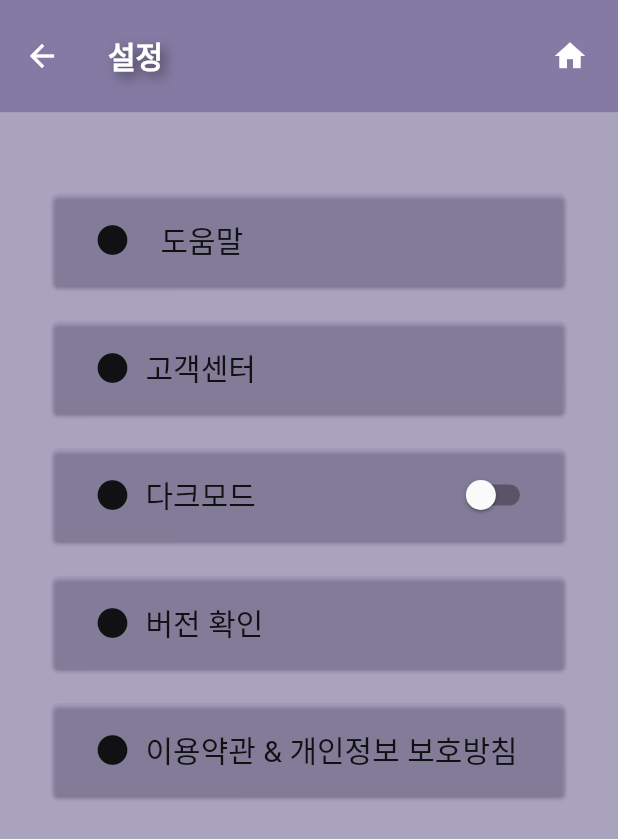
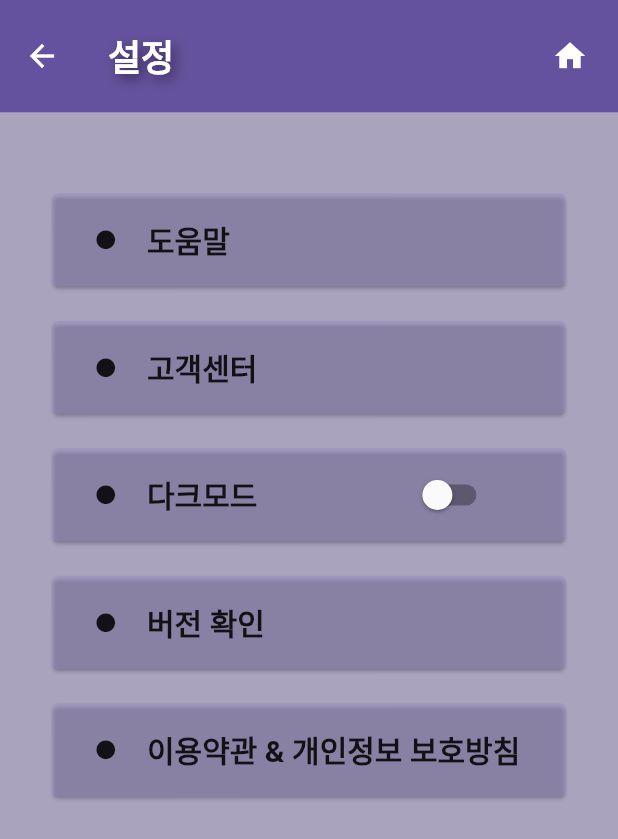
Before and after one commit to Team3Joe/smart_fitness_partner, a Flutter app: the Setting screen opened by its route, on a phone screen of 412 x 824 dp. Shown: the top 839 px of the screen. Run offline on Flutter 3.47's test engine with Material 2 defaults, Android fonts, the phone set to English and light mode, and no system bars; our stand-ins replace card_loading, chat_bubbles, easy_splash_screen, fl_chart, get, google_maps_flutter and 3 more; missing offline and left inert: animated_card, favorite_button, reveal_card; accounts and stored records are empty; network calls fail.

Commit message:
0617 디자인 1차 수정(설정,스플래쉬)

```diff
--- a/korean_fitness/lib/Setting/setting.dart
+++ b/korean_fitness/lib/Setting/setting.dart
@@ -30,6 +30,7 @@ class _SettingState extends State<Setting> {
           '설정',
           style: TextStyle(
                 fontWeight: FontWeight.w600,
+                fontSize: 24,
                 shadows: [
                   Shadow(
                     color: Colors.black.withOpacity(0.5),
@@ -39,7 +40,7 @@ class _SettingState extends State<Setting> {
                 ]
               ),
         ),
-        backgroundColor: Color.fromARGB(166, 69, 53, 116),
+        backgroundColor: Color.fromARGB(198, 58, 34, 131),
         toolbarHeight: 75,
         actions: [
           Row(
@@ -76,7 +77,7 @@ class _SettingState extends State<Setting> {
                     width: 350,
                     height: 70,
                     child: Card(
-                      color: Color.fromARGB(60, 159, 145, 203),
+                      color: Color.fromARGB(100, 158, 145, 203),
                       child: Padding(
                         padding: const EdgeInsets.all(8.0),
                         child: Row(
@@ -86,7 +87,8 @@ class _SettingState extends State<Setting> {
                             ),
                             Icon(
                               Icons.circle,
-                              // color: Colors.white,
+                              size: 15,
+                              // color: Color.fromARGB(186, 30, 22, 56),
                             ),
                             SizedBox(
                               width: 20,
@@ -95,6 +97,8 @@ class _SettingState extends State<Setting> {
                               '도움말',
                               style: TextStyle(
                                 fontSize: 20,
+                                fontWeight: FontWeight.w600,
+                                //color: Color.fromARGB(174, 17, 1, 65),
                                 // color: Colors.white,
                               ),
                             ),
@@ -115,7 +119,7 @@ class _SettingState extends State<Setting> {
                     width: 350,
                     height: 70,
                     child: Card(
-                      color: Color.fromARGB(60, 159, 145, 203),
+                      color: Color.fromARGB(100, 158, 145, 203),
                       child: Padding(
                         padding: const EdgeInsets.all(8.0),
                         child: Row(
@@ -125,15 +129,18 @@ class _SettingState extends State<Setting> {
                             ),
                             Icon(
                               Icons.circle,
-                              // color: Colors.white,
+                              size: 15,
+                              //color: Color.fromARGB(186, 30, 22, 56),
                             ),
                             SizedBox(
-                              width: 10,
+                              width: 20,
                             ),
                             Text(
                               '고객센터',
                               style: TextStyle(
                                 fontSize: 20,
+                                fontWeight: FontWeight.w600,
+                                //color: Color.fromARGB(174, 17, 1, 65),
                                 // color: Colors.white,
                               ),
                             ),
@@ -150,7 +157,7 @@ class _SettingState extends State<Setting> {
                   width: 350,
                   height: 70,
                   child: Card(
-                    color: Color.fromARGB(60, 159, 145, 203),
+                    color: Color.fromARGB(100, 158, 145, 203),
                     child: Padding(
                       padding: const EdgeInsets.all(8.0),
                       child: Row(
@@ -160,20 +167,23 @@ class _SettingState extends State<Setting> {
                           ),
                           const Icon(
                             Icons.circle,
-                            // color: Colors.white,
+                            size: 15,
+                            //color: Color.fromARGB(186, 30, 22, 56),
                           ),
                           const SizedBox(
-                            width: 10,
+                            width: 20,
                           ),
                           const Text(
                             '다크모드',
                             style: TextStyle(
                               fontSize: 20,
+                              fontWeight: FontWeight.w600,
+                              //color: Color.fromARGB(174, 17, 1, 65),
                               // color: Colors.white,
                             ),
                           ),
                           const SizedBox(
-                            width: 130,
+                            width: 100,
                           ),
                           Switch(
                             value: darkModeSwitch,
@@ -206,7 +216,7 @@ class _SettingState extends State<Setting> {
                     width: 350,
                     height: 70,
                     child: Card(
-                      color: Color.fromARGB(60, 159, 145, 203),
+                      color: Color.fromARGB(100, 158, 145, 203),
                       child: Padding(
                         padding: const EdgeInsets.all(8.0),
                         child: Row(
@@ -216,15 +226,18 @@ class _SettingState extends State<Setting> {
                             ),
                             Icon(
                               Icons.circle,
-                              // color: Colors.white,
+                              size: 15,
+                              //color: Color.fromARGB(186, 30, 22, 56),
                             ),
                             SizedBox(
-                              width: 10,
+                              width: 20,
                             ),
                             Text(
                               '버전 확인',
                               style: TextStyle(
                                 fontSize: 20,
+                                fontWeight: FontWeight.w600,
+                                //color: Color.fromARGB(174, 17, 1, 65),
                                 // color: Colors.white,
                               ),
                             ),
@@ -245,7 +258,7 @@ class _SettingState extends State<Setting> {
                     width: 350,
                     height: 70,
                     child: Card(
-                      color: Color.fromARGB(60, 159, 145, 203),
+                      color: Color.fromARGB(100, 158, 145, 203),
                       child: Padding(
                         padding: const EdgeInsets.all(8.0),
                         child: Row(
@@ -255,15 +268,18 @@ class _SettingState extends State<Setting> {
                             ),
                             Icon(
                               Icons.circle,
-                              // color: Colors.white,
+                              size: 15,
+                              //color: Color.fromARGB(186, 30, 22, 56),
                             ),
                             SizedBox(
-                              width: 10,
+                              width: 20,
                             ),
                             Text(
                               '이용약관 & 개인정보 보호방침',
                               style: TextStyle(
                                 fontSize: 20,
+                                fontWeight: FontWeight.w600,
+                                //color: Color.fromARGB(195, 27, 18, 52),
                                 // color: Colors.white,
                               ),
                             ),
```
Also changed, not shown: korean_fitness/lib/Main/splashscreen.dart (+9 -2 lines), korean_fitness/lib/Setting/customer_service.dart (+16 -2 lines), korean_fitness/lib/Setting/help.dart (+16 -2 lines), korean_fitness/lib/Setting/privacy_policy.dart (+16 -1 lines).
